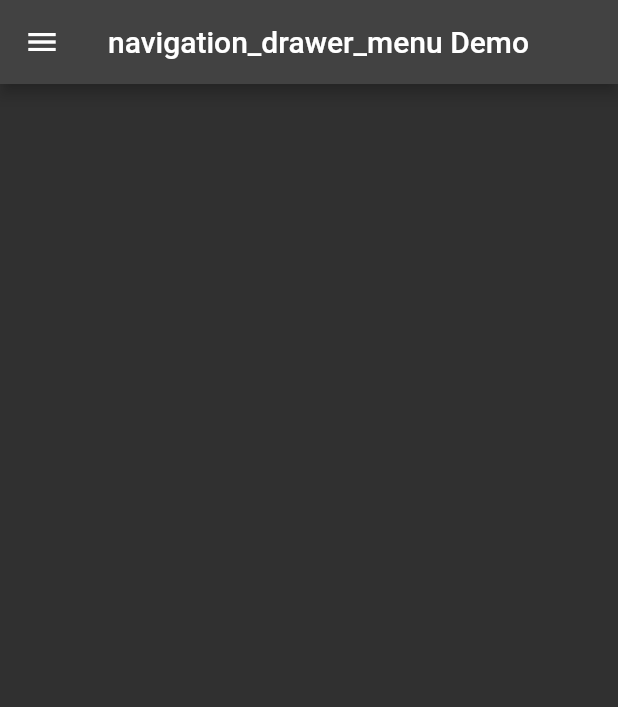
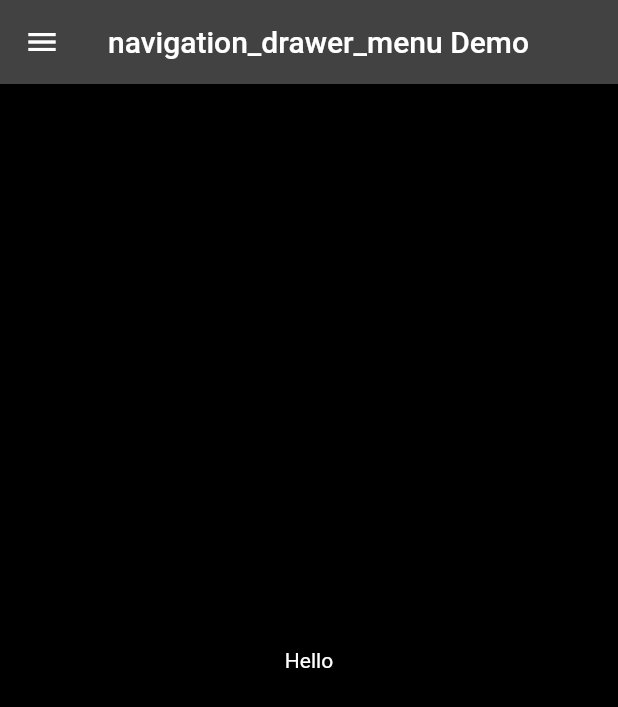
Before and after one commit to MelbourneDeveloper/navigation_drawer_menu, a Flutter app: the screen it shows after launch, on a phone screen of 412 x 824 dp. Shown: the top 707 px of the screen. Run offline on Flutter 3.47's test engine with Material 2 defaults, Android fonts, the phone set to English and light mode, and no system bars.

Commit message:
Put a placeholder for the body in

```diff
--- a/lib/navigation_drawer_menu_scaffold.dart
+++ b/lib/navigation_drawer_menu_scaffold.dart
@@ -105,16 +105,22 @@ class _NavigationDrawerScaffoldState extends State<NavigationDrawerScaffold> {
               ]),
           body: Container(
               color: menuColor,
-              child: Column(
-                  mainAxisAlignment: MainAxisAlignment.center,
-                  children: [
+              child: Row(children: [
+                Column(mainAxisAlignment: MainAxisAlignment.center, children: [
                   if (getMenuMode(isThin, context) != MenuMode.Drawer)
                     SizedBox(
                         width: getMenuMode(isThin, context) == MenuMode.Thin
                             ? 60
                             : 200,
                         child: Container(
-                              color: menuColor, child: getMenu(context)))
+                            color: menuColor, child: getMenu(context))),
+                ]),
+                Expanded(
+                    child: Container(
+                        alignment: Alignment.center,
+                        height: double.maxFinite,
+                        color: Colors.black,
+                        child: const Text('Hello')))
               ])));
     });
   }
```
Lines whose indentation alone changed are shown as unchanged.
